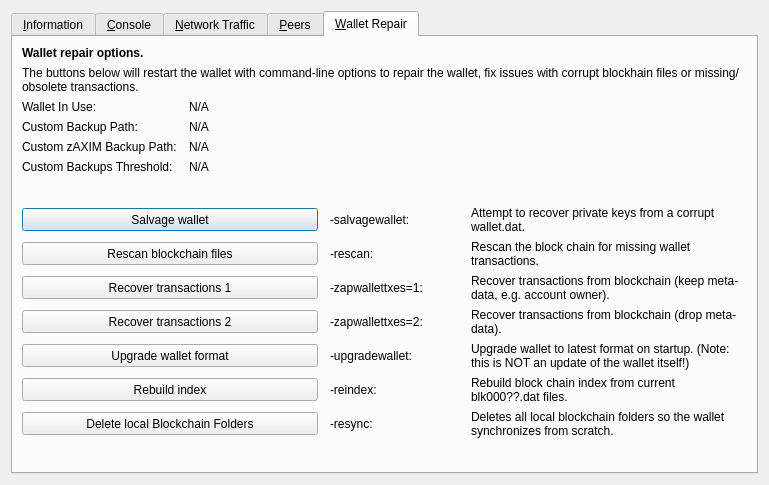
First picture: the form in src/qt/forms/rpcconsole.ui, repository aigon1989/AXIM, before the edit.
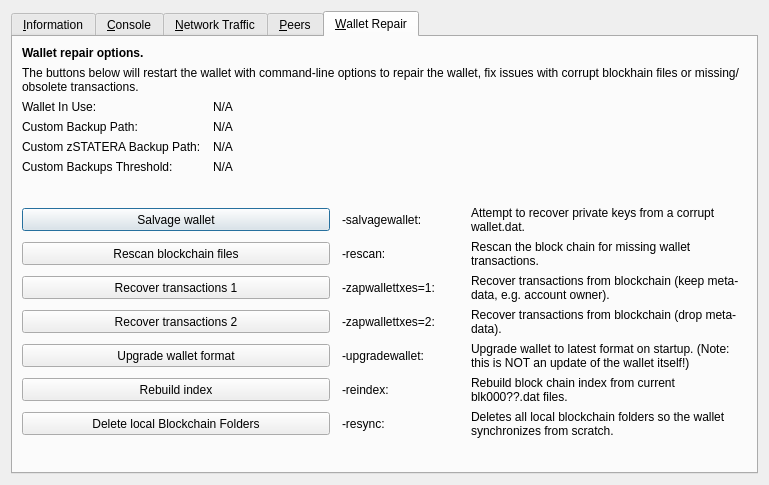
Second picture: the form after the edit. The open tabs and pages were chosen to show the change. Icons and pictures are not drawn. Custom widgets are drawn as their Qt base class.

Commit message: Rename to Statera as requested

The edit to the form file:
```diff
--- a/src/qt/forms/rpcconsole.ui
+++ b/src/qt/forms/rpcconsole.ui
@@ -1328,7 +1328,7 @@
        <item row="4" column="0">
         <widget class="QLabel" name="wallet_customzaximbackuppath_label">
          <property name="text">
-          <string>Custom zAXIM Backup Path:</string>
+          <string>Custom zSTATERA Backup Path:</string>
          </property>
          <property name="visible">
           <bool>false</bool>
```
Left out of the diff: 16 changed lines with no effect on the pictures. The commit also changes 581 other files.
